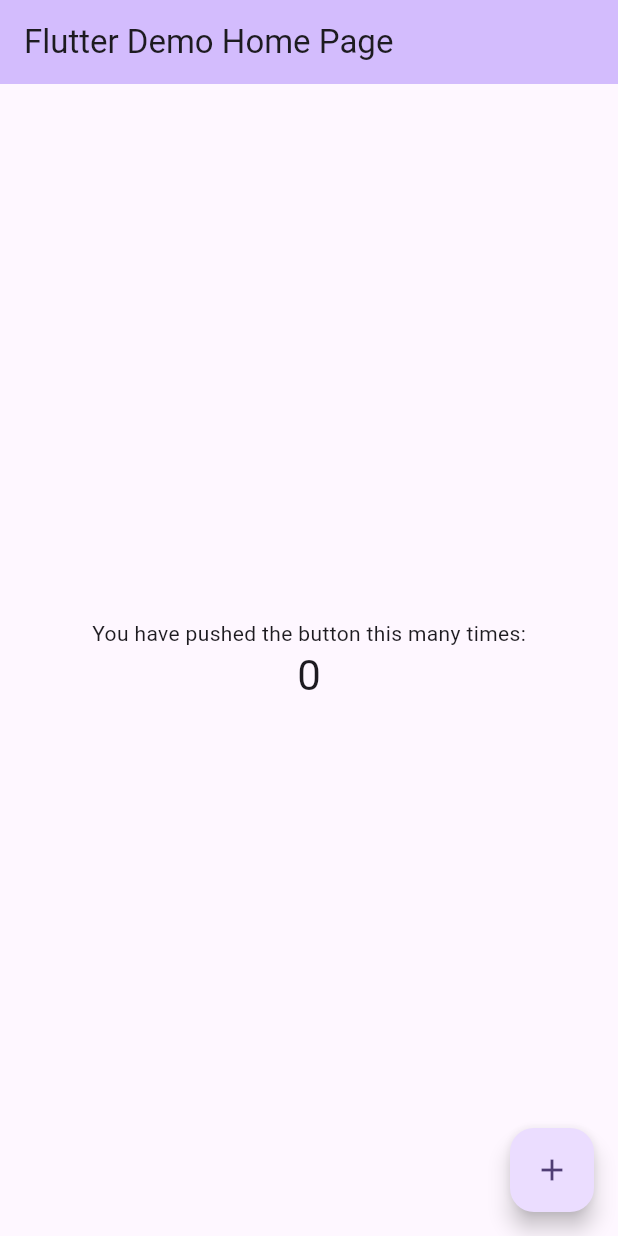
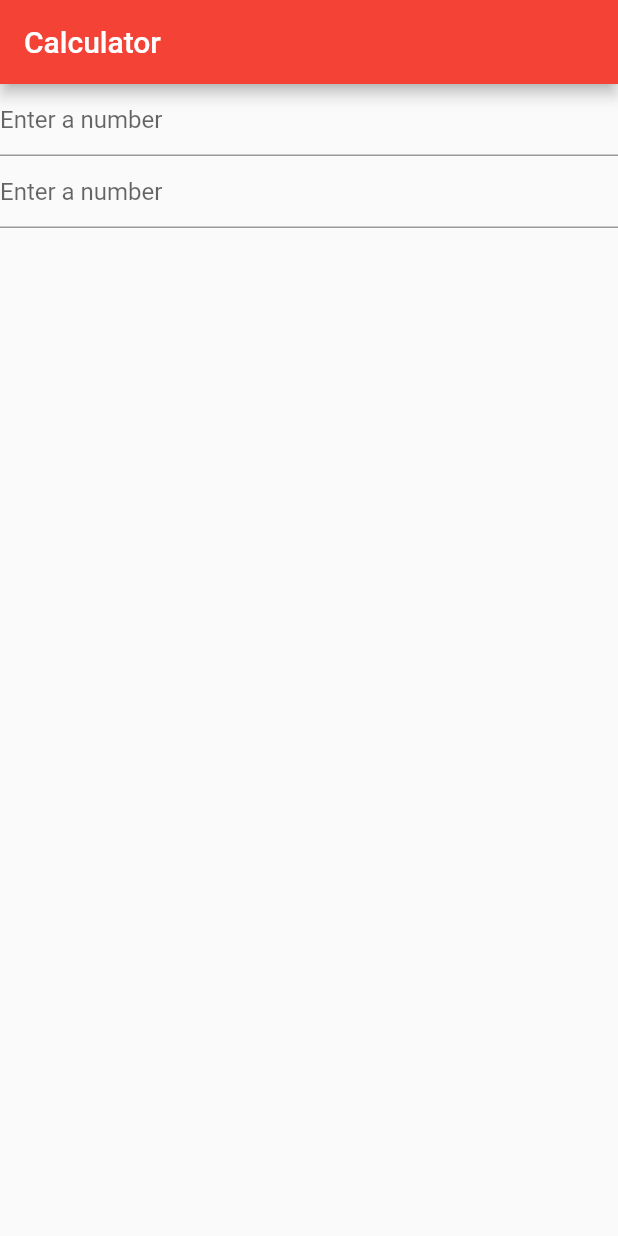
Before and after one commit to Codebox124/Calculator-App, a Flutter app: the screen it shows after launch, on a phone screen of 412 x 824 dp. Run offline on Flutter 3.47's test engine with Material 2 defaults, Android fonts, the phone set to English and light mode, and no system bars.

Commit message:
added a textield

```diff
--- /dev/null
+++ b/lib/home_page.dart
@@ -0,0 +1,33 @@
+import 'package:flutter/material.dart';
+
+class HomePage extends StatefulWidget {
+  const HomePage({super.key});
+
+  @override
+  State<HomePage> createState() => _HomePageState();
+}
+
+class _HomePageState extends State<HomePage> {
+  @override
+  Widget build(BuildContext context) {
+    return Scaffold(
+      appBar: AppBar(
+        title: Text("Calculator"),
+      ),
+      body: Container(
+        child: Column(
+          children: [
+            TextFormField(
+              keyboardType: TextInputType.number,
+              decoration: InputDecoration(hintText: 'Enter a number'),
+            ),
+            TextFormField(
+              keyboardType: TextInputType.number,
+              decoration: InputDecoration(hintText: 'Enter a number'),
+            )
+          ],
+        ),
+      ),
+    );
+  }
+}
--- a/lib/main.dart
+++ b/lib/main.dart
@@ -1,125 +1,19 @@
 import 'package:flutter/material.dart';
 
-void main() {
-  runApp(const MyApp());
-}
+import 'home_page.dart';
+
+void main() => runApp(new MyApp());
 
 class MyApp extends StatelessWidget {
   const MyApp({super.key});
 
-  // This widget is the root of your application.
   @override
   Widget build(BuildContext context) {
-    return MaterialApp(
-      title: 'Flutter Demo',
-      theme: ThemeData(
-        // This is the theme of your application.
-        //
-        // TRY THIS: Try running your application with "flutter run". You'll see
-        // the application has a blue toolbar. Then, without quitting the app,
-        // try changing the seedColor in the colorScheme below to Colors.green
-        // and then invoke "hot reload" (save your changes or press the "hot
-        // reload" button in a Flutter-supported IDE, or press "r" if you used
-        // the command line to start the app).
-        //
-        // Notice that the counter didn't reset back to zero; the application
-        // state is not lost during the reload. To reset the state, use hot
-        // restart instead.
-        //
-        // This works for code too, not just values: Most code changes can be
-        // tested with just a hot reload.
-        colorScheme: ColorScheme.fromSeed(seedColor: Colors.deepPurple),
-        useMaterial3: true,
-      ),
-      home: const MyHomePage(title: 'Flutter Demo Home Page'),
+    return  MaterialApp(
+      debugShowCheckedModeBanner: false,
+      title: 'Calculator',
+      theme: ThemeData(primarySwatch: Colors.red),
+      home: HomePage(),
     );
   }
 }
-
-class MyHomePage extends StatefulWidget {
-  const MyHomePage({super.key, required this.title});
-
-  // This widget is the home page of your application. It is stateful, meaning
-  // that it has a State object (defined below) that contains fields that affect
-  // how it looks.
-
-  // This class is the configuration for the state. It holds the values (in this
-  // case the title) provided by the parent (in this case the App widget) and
-  // used by the build method of the State. Fields in a Widget subclass are
-  // always marked "final".
-
-  final String title;
-
-  @override
-  State<MyHomePage> createState() => _MyHomePageState();
-}
-
-class _MyHomePageState extends State<MyHomePage> {
-  int _counter = 0;
-
-  void _incrementCounter() {
-    setState(() {
-      // This call to setState tells the Flutter framework that something has
-      // changed in this State, which causes it to rerun the build method below
-      // so that the display can reflect the updated values. If we changed
-      // _counter without calling setState(), then the build method would not be
-      // called again, and so nothing would appear to happen.
-      _counter++;
-    });
-  }
-
-  @override
-  Widget build(BuildContext context) {
-    // This method is rerun every time setState is called, for instance as done
-    // by the _incrementCounter method above.
-    //
-    // The Flutter framework has been optimized to make rerunning build methods
-    // fast, so that you can just rebuild anything that needs updating rather
-    // than having to individually change instances of widgets.
-    return Scaffold(
-      appBar: AppBar(
-        // TRY THIS: Try changing the color here to a specific color (to
-        // Colors.amber, perhaps?) and trigger a hot reload to see the AppBar
-        // change color while the other colors stay the same.
-        backgroundColor: Theme.of(context).colorScheme.inversePrimary,
-        // Here we take the value from the MyHomePage object that was created by
-        // the App.build method, and use it to set our appbar title.
-        title: Text(widget.title),
-      ),
-      body: Center(
-        // Center is a layout widget. It takes a single child and positions it
-        // in the middle of the parent.
-        child: Column(
-          // Column is also a layout widget. It takes a list of children and
-          // arranges them vertically. By default, it sizes itself to fit its
-          // children horizontally, and tries to be as tall as its parent.
-          //
-          // Column has various properties to control how it sizes itself and
-          // how it positions its children. Here we use mainAxisAlignment to
-          // center the children vertically; the main axis here is the vertical
-          // axis because Columns are vertical (the cross axis would be
-          // horizontal).
-          //
-          // TRY THIS: Invoke "debug painting" (choose the "Toggle Debug Paint"
-          // action in the IDE, or press "p" in the console), to see the
-          // wireframe for each widget.
-          mainAxisAlignment: MainAxisAlignment.center,
-          children: <Widget>[
-            const Text(
-              'You have pushed the button this many times:',
-            ),
-            Text(
-              '$_counter',
-              style: Theme.of(context).textTheme.headlineMedium,
-            ),
-          ],
-        ),
-      ),
-      floatingActionButton: FloatingActionButton(
-        onPressed: _incrementCounter,
-        tooltip: 'Increment',
-        child: const Icon(Icons.add),
-      ), // This trailing comma makes auto-formatting nicer for build methods.
-    );
-  }
-}
```
